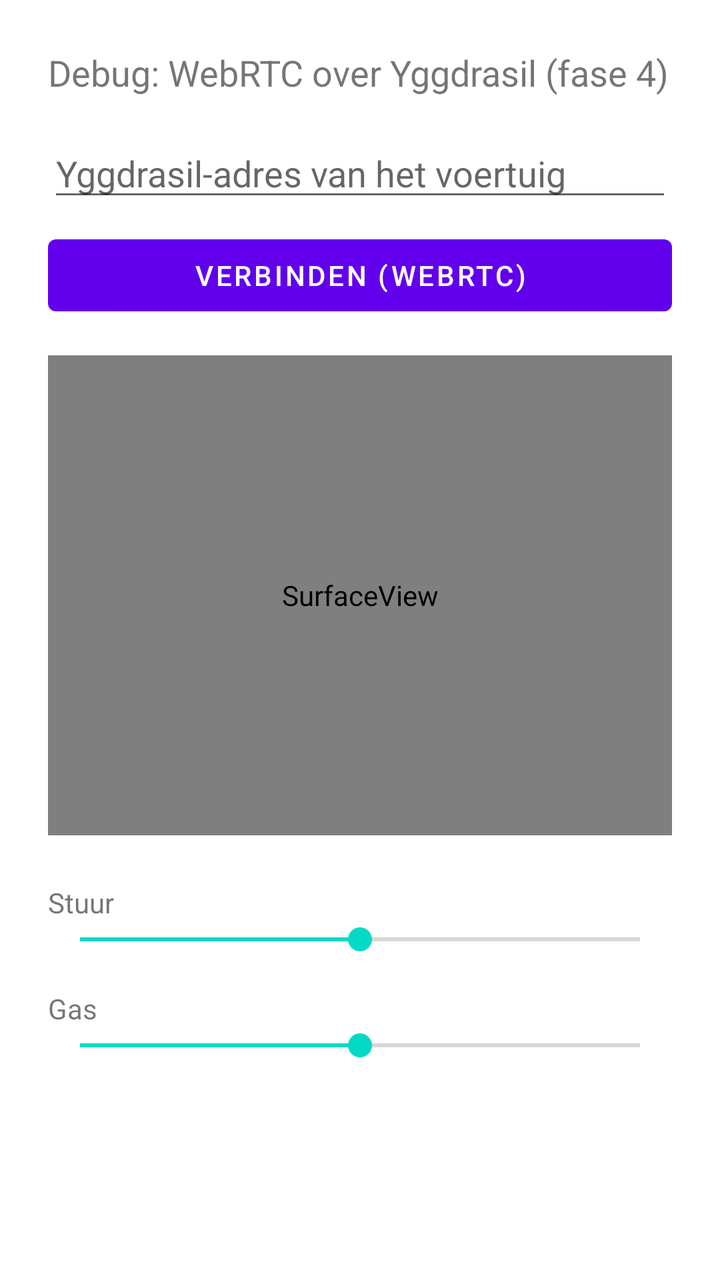
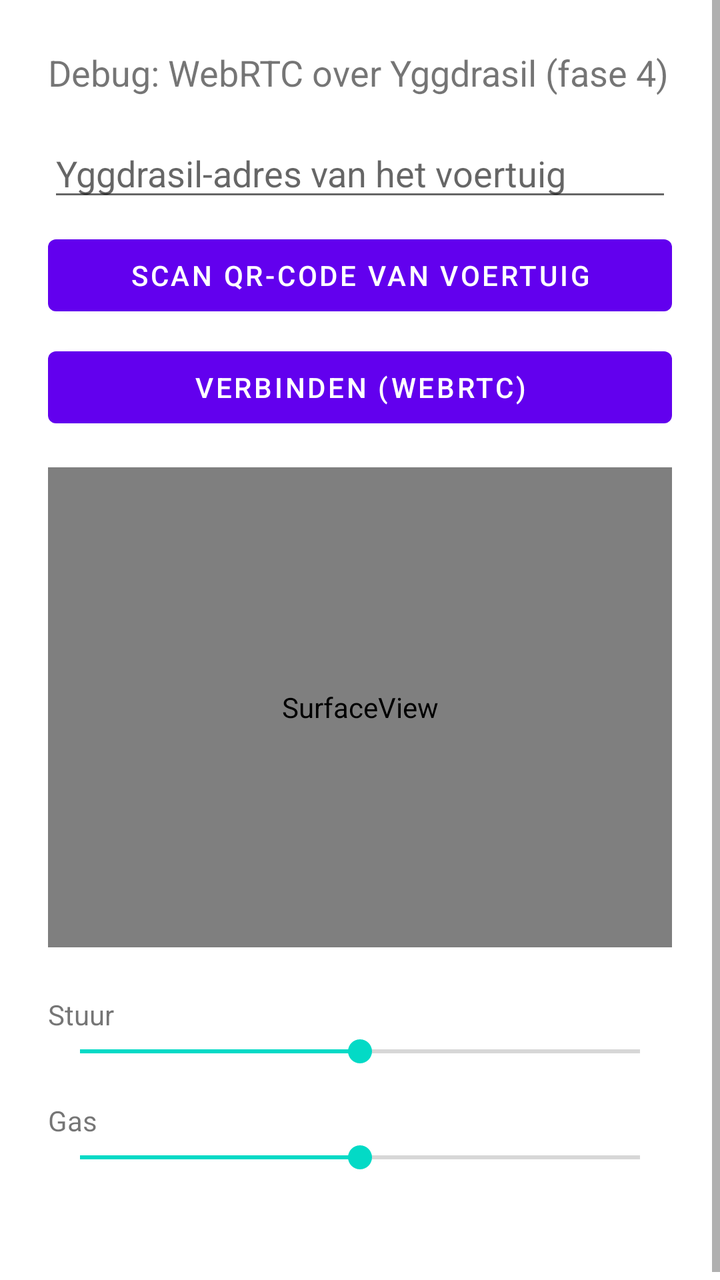

Screens rendered from an Android XML layout before and after an edit, with the pre-edit source and the edit as a unified diff.
<!-- AndroidManifest.xml: application theme Theme.RcVehicle -->
<!-- res/layout/activity_controller.xml -->
<?xml version="1.0" encoding="utf-8"?>
<ScrollView xmlns:android="http://schemas.android.com/apk/res/android"
    android:layout_width="match_parent"
    android:layout_height="match_parent"
    android:fitsSystemWindows="true">

<LinearLayout
    android:layout_width="match_parent"
    android:layout_height="wrap_content"
    android:orientation="vertical"
    android:padding="24dp">

    <TextView
        android:layout_width="wrap_content"
        android:layout_height="wrap_content"
        android:text="@string/controller_rtc_title"
        android:textSize="18sp"
        android:layout_marginBottom="16dp" />

    <EditText
        android:id="@+id/editVehicleAddress"
        android:layout_width="match_parent"
        android:layout_height="wrap_content"
        android:hint="@string/controller_vehicle_address_hint"
        android:inputType="text" />

    <Button
        android:id="@+id/buttonConnectRtc"
        android:layout_width="match_parent"
        android:layout_height="wrap_content"
        android:layout_marginTop="8dp"
        android:text="@string/controller_connect" />

    <SurfaceView
        android:id="@+id/surfaceVideo"
        android:layout_width="match_parent"
        android:layout_height="240dp"
        android:layout_marginTop="16dp" />

    <TextView
        android:layout_width="wrap_content"
        android:layout_height="wrap_content"
        android:layout_marginTop="24dp"
        android:text="@string/vehicle_debug_steer" />
    <SeekBar
        android:id="@+id/seekSteer"
        android:layout_width="match_parent"
        android:layout_height="wrap_content"
        android:max="200"
        android:progress="100" />

    <TextView
        android:layout_width="wrap_content"
        android:layout_height="wrap_content"
        android:layout_marginTop="16dp"
        android:text="@string/vehicle_debug_throttle" />
    <SeekBar
        android:id="@+id/seekThrottle"
        android:layout_width="match_parent"
        android:layout_height="wrap_content"
        android:max="200"
        android:progress="100" />

    <TextView
        android:id="@+id/textRtcLog"
        android:layout_width="match_parent"
        android:layout_height="wrap_content"
        android:layout_marginTop="16dp"
        android:fontFamily="monospace"
        android:textSize="12sp" />

</LinearLayout>
</ScrollView>
<!-- resources referenced by this layout -->
<resources>
  <string name="controller_connect">Verbinden (WebRTC)</string>
  <string name="controller_rtc_title">Debug: WebRTC over Yggdrasil (fase 4)</string>
  <string name="controller_vehicle_address_hint">Yggdrasil-adres van het voertuig</string>
  <string name="vehicle_debug_steer">Stuur</string>
  <string name="vehicle_debug_throttle">Gas</string>
  <style name="Theme.RcVehicle" parent="Theme.MaterialComponents.DayNight.NoActionBar" />
</resources>

<!-- the commit's change to res/layout/activity_controller.xml (unified diff, before → after) -->
@@ -23,6 +23,13 @@
         android:layout_height="wrap_content"
         android:hint="@string/controller_vehicle_address_hint"
         android:inputType="text" />
+
+    <Button
+        android:id="@+id/buttonScanQr"
+        android:layout_width="match_parent"
+        android:layout_height="wrap_content"
+        android:layout_marginTop="8dp"
+        android:text="@string/controller_scan_qr" />
 
     <Button
         android:id="@+id/buttonConnectRtc"
<!-- resource entries referenced after the edit -->
@@ -2,6 +2,7 @@
 <resources>
   <string name="controller_connect">Verbinden (WebRTC)</string>
   <string name="controller_rtc_title">Debug: WebRTC over Yggdrasil (fase 4)</string>
+  <string name="controller_scan_qr">Scan QR-code van voertuig</string>
   <string name="controller_vehicle_address_hint">Yggdrasil-adres van het voertuig</string>
   <string name="vehicle_debug_steer">Stuur</string>
   <string name="vehicle_debug_throttle">Gas</string>
